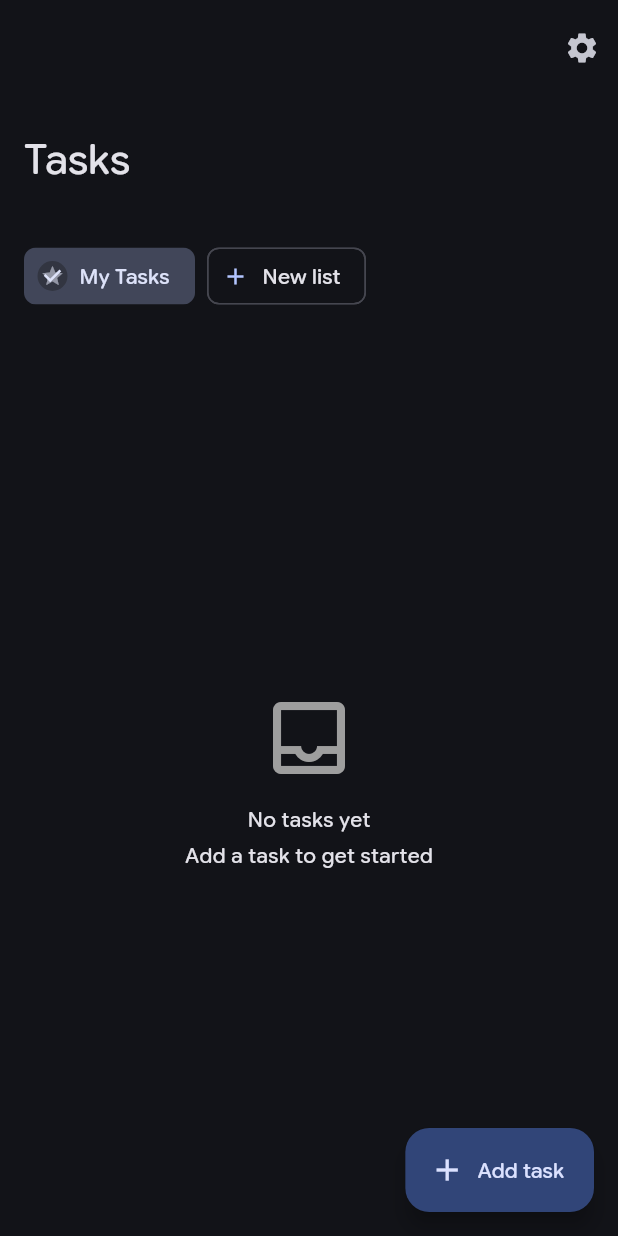
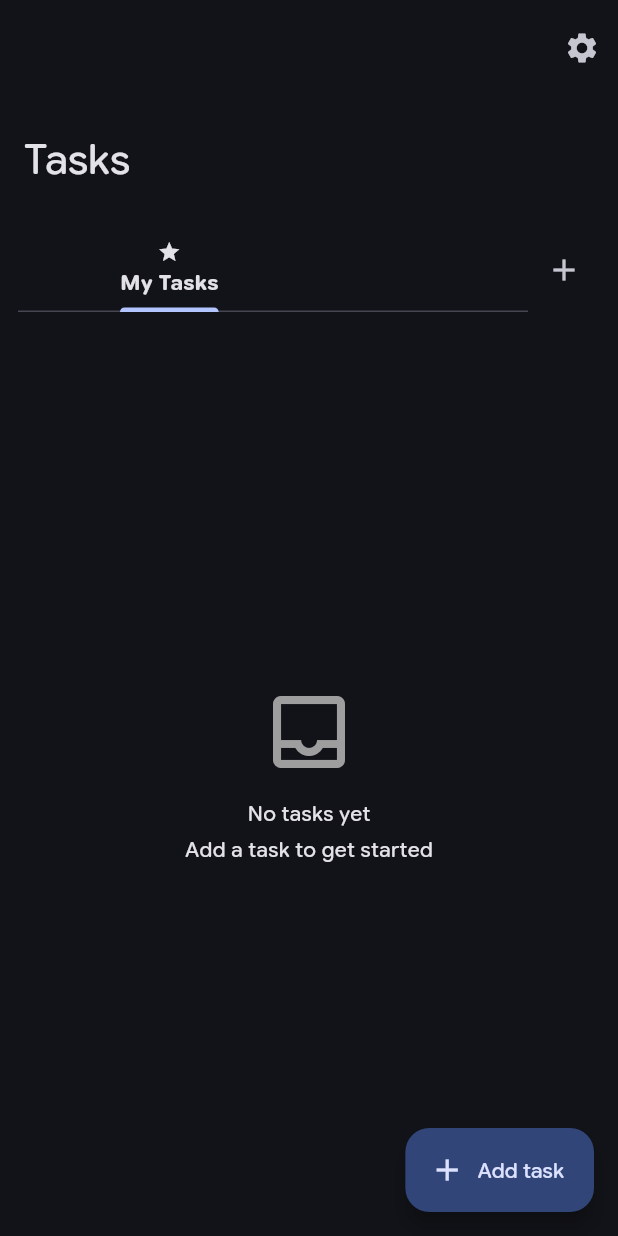
Before and after one commit to Abhishek-Maurya2/taskly, a Flutter app: the screen it shows after launch, on a phone screen of 412 x 824 dp. Run offline on Flutter 3.47's test engine with Material 3 defaults, Android fonts, the phone set to English and light mode, and no system bars; our stand-ins replace dynamic_color, easy_localization, file_picker, flutter_local_notifications, material_color_utilities, material_symbols_icons and 2 more; missing offline and left inert: flex_color_picker, material_new_shapes, restart_app.

Commit message:
feat: Enhance HomeShell with NestedScrollView and improved task management UI

```diff
--- a/lib/src/screens/home_shell.dart
+++ b/lib/src/screens/home_shell.dart
@@ -1,11 +1,11 @@
 import 'package:flutter/material.dart';
 import 'package:flutter/services.dart';
 import 'package:provider/provider.dart';
+import 'package:settings_tiles/settings_tiles.dart';
 
 import '../models/task_models.dart';
 import '../state/task_store.dart';
 import '../widgets/task_editor_sheet.dart';
-import '../widgets/task_tile.dart';
 import 'settings_page.dart';
 
 class HomeShell extends StatelessWidget {
@@ -15,12 +15,23 @@ class HomeShell extends StatelessWidget {
   Widget build(BuildContext context) {
     final store = context.watch<TaskStore>();
     final lists = store.lists;
+    if (lists.isEmpty) {
+      return const Scaffold(body: _EmptyState());
+    }
+
     final activeId =
         store.activeListId ?? (lists.isNotEmpty ? lists.first.id : null);
+    final initialIndex = activeId == null
+        ? 0
+        : lists.indexWhere((l) => l.id == activeId).clamp(0, lists.length - 1);
 
-    return Scaffold(
-      body: CustomScrollView(
-        slivers: [
+    return DefaultTabController(
+      length: lists.length,
+      initialIndex: initialIndex,
+      child: Scaffold(
+        body: NestedScrollView(
+          headerSliverBuilder: (context, _) {
+            return [
               SliverAppBar.large(
                 titleSpacing: 0,
                 backgroundColor: Theme.of(context).colorScheme.surface,
@@ -29,55 +40,62 @@ class HomeShell extends StatelessWidget {
                 actions: [
                   IconButton(
                     icon: const Icon(Icons.settings),
-                onPressed: () => Navigator.of(
-                  context,
-                ).push(MaterialPageRoute(builder: (_) => const SettingsPage())),
+                    onPressed: () => Navigator.of(context).push(
+                      MaterialPageRoute(builder: (_) => const SettingsPage()),
+                    ),
                   ),
                 ],
               ),
-          SliverToBoxAdapter(
-            child: SingleChildScrollView(
-              scrollDirection: Axis.horizontal,
-              padding: const EdgeInsets.symmetric(horizontal: 12, vertical: 8),
+              SliverPersistentHeader(
+                pinned: true,
+                delegate: _TabBarDelegate(
+                  child: Container(
+                    color: Theme.of(context).colorScheme.surface,
+                    padding: const EdgeInsets.symmetric(horizontal: 12),
                     child: Row(
                       children: [
+                        Expanded(
+                          child: TabBar(
+                            isScrollable: true,
+                            labelStyle: Theme.of(context).textTheme.bodyMedium
+                                ?.copyWith(fontWeight: FontWeight.w600),
+                            tabs: [
                               for (final list in lists)
-                    Padding(
-                      padding: const EdgeInsets.symmetric(horizontal: 4),
-                      child: ChoiceChip(
-                        label: Text(list.name),
-                        selected: list.id == activeId,
-                        onSelected: (_) => store.setActiveList(list.id),
-                        avatar: list.starred
+                                Tab(
+                                  icon: list.starred
                                       ? const Icon(Icons.star, size: 16)
                                       : null,
+                                  text: list.name,
+                                ),
+                            ],
+                            onTap: (index) =>
+                                store.setActiveList(lists[index].id),
                           ),
                         ),
-                  Padding(
-                    padding: const EdgeInsets.symmetric(horizontal: 4),
-                    child: ActionChip(
-                      avatar: const Icon(Icons.add),
-                      label: const Text('New list'),
+                        IconButton(
+                          icon: const Icon(Icons.add),
+                          tooltip: 'New list',
                           onPressed: () => _promptList(context),
-                    ),
                         ),
                       ],
                     ),
                   ),
                 ),
-          if (activeId == null)
-            const SliverFillRemaining(
-              hasScrollBody: false,
-              child: _EmptyState(),
-            )
-          else
-            _TaskListView(listId: activeId, key: ValueKey(activeId)),
+              ),
+            ];
+          },
+          body: TabBarView(
+            children: [
+              for (final list in lists)
+                _TaskListView(listId: list.id, key: ValueKey(list.id)),
             ],
+          ),
         ),
         floatingActionButton: FloatingActionButton.extended(
           onPressed: () => _openEditor(context),
           label: const Text('Add task'),
           icon: const Icon(Icons.add),
+        ),
       ),
     );
   }
@@ -130,36 +148,81 @@ class HomeShell extends StatelessWidget {
 class _TaskListView extends StatelessWidget {
   const _TaskListView({super.key, required this.listId});
 
-  final String? listId;
+  final String listId;
 
   @override
   Widget build(BuildContext context) {
     final store = context.watch<TaskStore>();
-    if (listId == null) {
-      return const SliverFillRemaining(
-        hasScrollBody: false,
-        child: _EmptyState(),
-      );
+    final tasks = store.tasksForList(listId);
+    if (tasks.isEmpty) {
+      return const _EmptyState();
     }
-    final tasks = store.tasksForList(listId!);
-    if (tasks.isEmpty) {
-      return const SliverFillRemaining(
-        hasScrollBody: false,
-        child: _EmptyState(),
-      );
+
+    List<TaskModel> _sorted(List<TaskModel> items) {
+      final copy = [...items];
+      copy.sort((a, b) => b.createdAt.compareTo(a.createdAt));
+      return copy;
     }
-    tasks.sort((a, b) {
-      if (a.starred != b.starred) return b.starred ? 1 : -1;
-      if (a.dueAt != null && b.dueAt != null) {
-        return a.dueAt!.compareTo(b.dueAt!);
-      }
-      return a.createdAt.compareTo(b.createdAt);
-    });
-    return SliverList(
-      delegate: SliverChildBuilderDelegate((context, index) {
-        final task = tasks[index];
-        return TaskTile(task: task, onEdit: () => _openEditor(context, task));
-      }, childCount: tasks.length),
+
+    final activeTasks = _sorted(tasks.where((t) => !t.completed).toList());
+    final completedTasks = _sorted(tasks.where((t) => t.completed).toList());
+
+    return ListView(
+      padding: const EdgeInsets.symmetric(horizontal: 12, vertical: 12),
+      children: [
+        if (activeTasks.isNotEmpty)
+          SettingSection(
+            styleTile: true,
+            title: const SettingSectionTitle('Active tasks', noPadding: true),
+            tiles: [
+              for (final task in activeTasks)
+                SettingActionTile(
+                  icon: Icon(
+                    task.starred ? Icons.star : Icons.circle_outlined,
+                    color: Theme.of(context).colorScheme.onSurface,
+                  ),
+                  title: Text(task.title),
+                  description: task.description?.isNotEmpty == true
+                      ? Text(task.description!)
+                      : null,
+
+                  trailing: const Icon(Icons.star_border_outlined),
+                  onTap: () => _openEditor(context, task),
+                ),
+            ],
+          ),
+        if (completedTasks.isNotEmpty) ...[
+          const SizedBox(height: 12),
+          SettingSection(
+            styleTile: true,
+            title: const SettingSectionTitle(
+              'Completed tasks',
+              noPadding: true,
+            ),
+            tiles: [
+              for (final task in completedTasks)
+                SettingActionTile(
+                  icon: Icon(
+                    Icons.check,
+                    color: Theme.of(context).colorScheme.primary,
+                  ),
+                  title: Text(
+                    task.title,
+                    style: const TextStyle(
+                      decoration: TextDecoration.lineThrough,
+                    ),
+                  ),
+                  description: task.description?.isNotEmpty == true
+                      ? Text(task.description!)
+                      : null,
+                  trailing: const Icon(Icons.star_border_outlined),
+                  onTap: () => _openEditor(context, task),
+                ),
+            ],
+          ),
+        ],
+        if (activeTasks.isEmpty && completedTasks.isEmpty) const _EmptyState(),
+      ],
     );
   }
 
@@ -193,3 +256,29 @@ class _EmptyState extends StatelessWidget {
     );
   }
 }
+
+class _TabBarDelegate extends SliverPersistentHeaderDelegate {
+  _TabBarDelegate({required this.child});
+
+  final Widget child;
+
+  @override
+  double get minExtent => kToolbarHeight;
+
+  @override
+  double get maxExtent => kToolbarHeight;
+
+  @override
+  Widget build(
+    BuildContext context,
+    double shrinkOffset,
+    bool overlapsContent,
+  ) {
+    return child;
+  }
+
+  @override
+  bool shouldRebuild(covariant _TabBarDelegate oldDelegate) {
+    return oldDelegate.child != child;
+  }
+}
```
Lines whose indentation alone changed are shown as unchanged.
